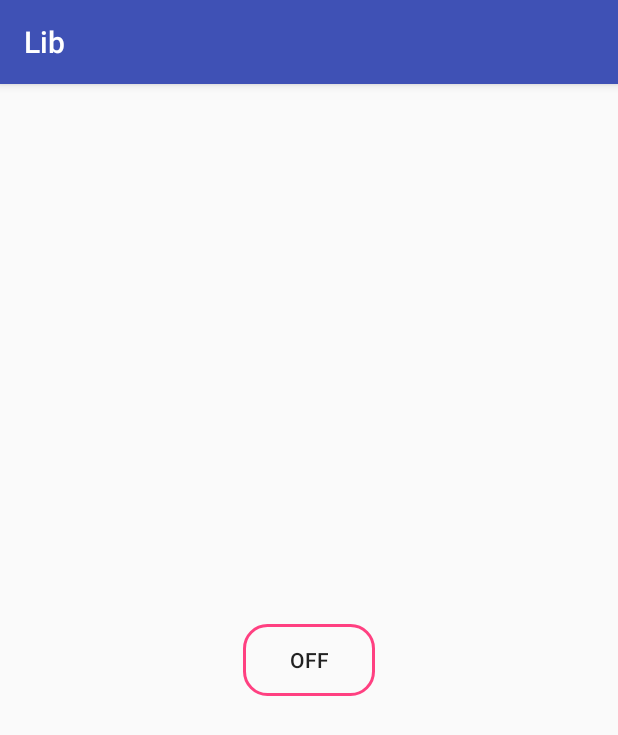
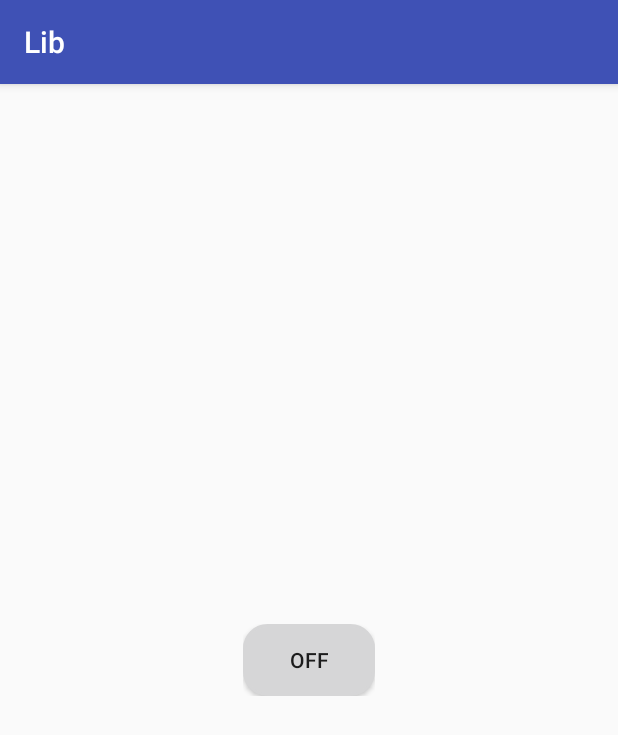
Before and after one commit to Rishabhk07/Custom-Toggle-Button, an Android app: the screen it shows after launch (MainActivity), on a phone screen of 412 x 824 dp. Shown: the top 735 px of the screen. Run offline under Robolectric (Android 15) with nearby library versions, the phone set to English and light mode, and no system bars.

Commit message:
toggle button xml working
Signed-off-by: Rishabh Khanna <rishabhkhanna777@gmail.com>

```diff
--- a/customtogglebutton/src/main/res/drawable/toggle_background.xml
+++ b/customtogglebutton/src/main/res/drawable/toggle_background.xml
@@ -1,17 +1,20 @@
-<selector xmlns:android="http://schemas.android.com/apk/res/android">
-    <item android:state_checked="false">
+<selector xmlns:android="http://schemas.android.com/apk/res/android"
+xmlns:custom="http://schemas.android.com/apk/res/me.rishabhkhanna.customtogglebutton"
+        >
+    <item
+        android:state_checked="false">
         <shape android:shape="rectangle">
             <corners android:radius="15dp" />
-            <stroke android:width="2dp" android:color="@color/colorAccent" />
-            <solid android:color="@android:color/transparent" />
+            <stroke android:width="2dp" android:color="@color/toggleOnColor" />
+            <solid android:color="@color/toggleOffColor" />
             <padding android:bottom="4dp" android:left="12dp" android:right="12dp" android:top="4dp" />
         </shape>
     </item>
     <item android:state_checked="true">
         <shape android:shape="rectangle">
             <corners android:radius="15dp" />
-            <stroke android:width="2dp" android:color="@color/colorAccent" />
-            <solid android:color="@color/colorAccent" />
+            <stroke android:width="2dp" android:color="@color/toggleOnColor" />
+            <solid android:color="@color/toggleOnColor" />
             <padding android:bottom="4dp" android:left="12dp" android:right="12dp" android:top="4dp" />
         </shape>
     </item>
```
